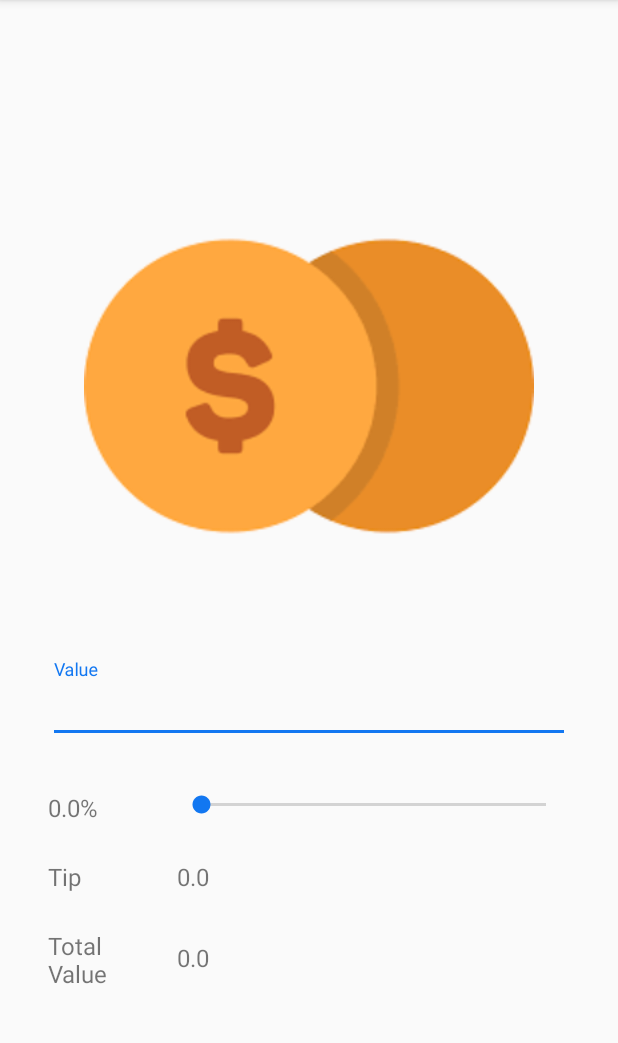
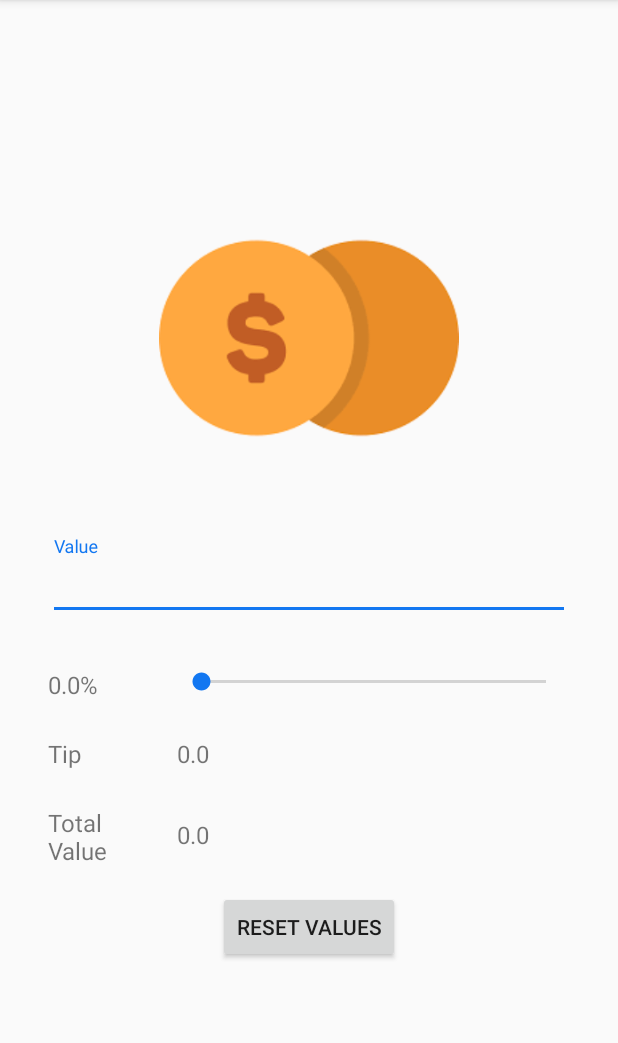
Before and after one commit to RafaelTC3/AndroidTipCalculator, an Android app: the screen it shows after launch (MainActivity), on a phone screen of 412 x 824 dp, the part 84-1127 px from its top. Run offline under Robolectric (Android 15) with nearby library versions, the phone set to English and light mode, and no system bars.

Commit message:
Inserting button to reset values from calculator.

```diff
--- a/app/src/main/res/layout/activity_main.xml
+++ b/app/src/main/res/layout/activity_main.xml
@@ -10,7 +10,7 @@
     <ImageView
         android:id="@+id/imagetip"
         android:layout_width="0dp"
-        android:layout_height="300dp"
+        android:layout_height="200dp"
         android:layout_marginStart="32dp"
         android:layout_marginEnd="32dp"
         app:layout_constraintEnd_toEndOf="parent"
@@ -107,4 +107,17 @@
         app:layout_constraintEnd_toEndOf="parent"
         app:layout_constraintStart_toEndOf="@id/text_percentage"
         app:layout_constraintTop_toBottomOf="@+id/textInputLayout" />
+
+    <Button
+        android:id="@+id/button_reset"
+        android:layout_width="wrap_content"
+        android:layout_height="wrap_content"
+        android:layout_marginStart="32dp"
+        android:layout_marginTop="16dp"
+        android:layout_marginEnd="32dp"
+        android:onClick="resetValues"
+        android:text="@string/reset_values"
+        app:layout_constraintEnd_toEndOf="parent"
+        app:layout_constraintStart_toStartOf="parent"
+        app:layout_constraintTop_toBottomOf="@+id/text_total" />
 </androidx.constraintlayout.widget.ConstraintLayout>
--- a/app/src/main/res/values/strings.xml
+++ b/app/src/main/res/values/strings.xml
@@ -4,4 +4,6 @@
     <string name="tip">Tip</string>
     <string name="total_value">Total Value</string>
     <string name="valuedefaut">0.0</string>
+    <string name="reset_values">Reset Values</string>
+    <string name="alert_title">Warning</string>
 </resources>
```
Also changed, not shown: app/src/main/java/com/studyingandroid/tipcalculator/MainActivity.java (+37 -0 lines).
